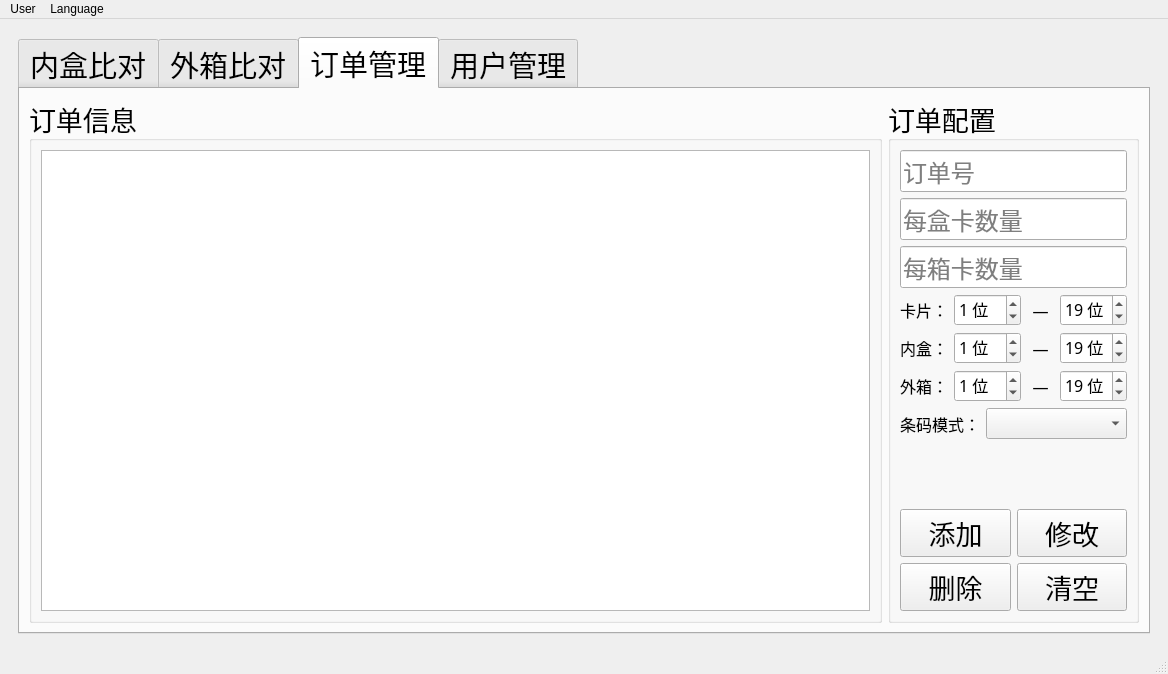
The window that res/ui/main_window.ui (zelviner/BarcodeCompare) describes before a commit, drawn with Qt 5.
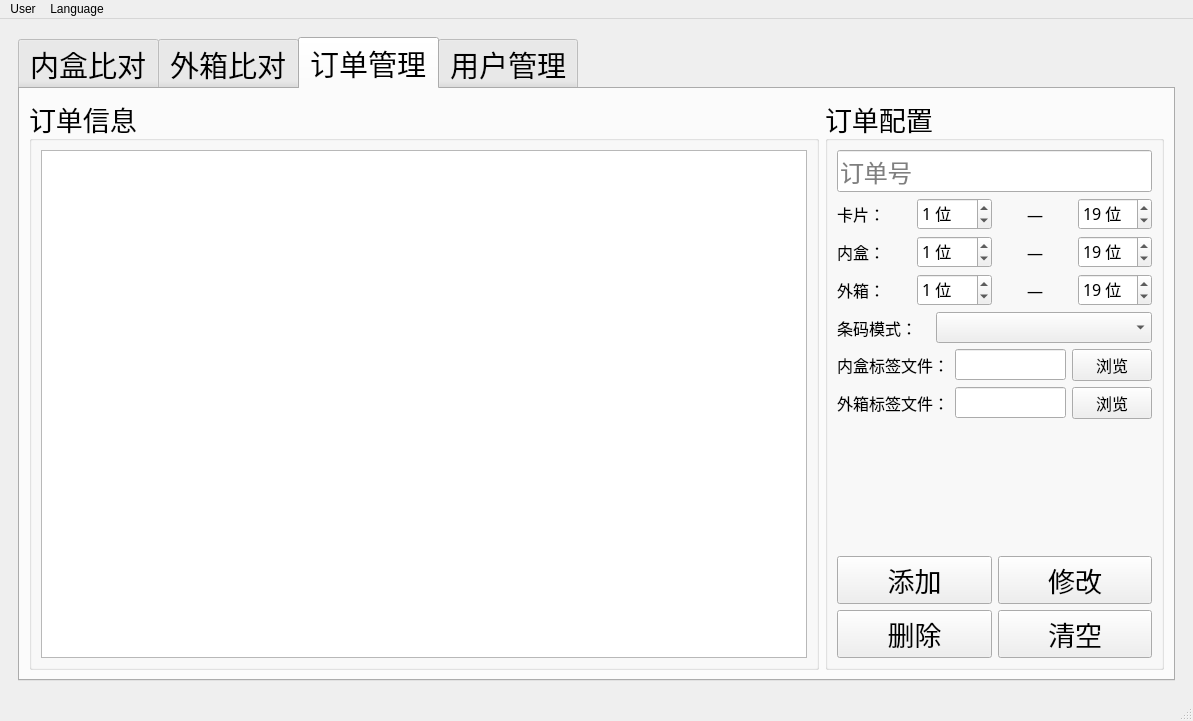
The same window after the commit. The open tabs and pages were chosen to show the change.

Diff of the .ui file:
```diff
--- a/res/ui/main_window.ui
+++ b/res/ui/main_window.ui
@@ -6,8 +6,8 @@
    <rect>
     <x>0</x>
     <y>0</y>
-    <width>1168</width>
-    <height>674</height>
+    <width>1193</width>
+    <height>721</height>
    </rect>
   </property>
   <property name="windowTitle">
@@ -17,7 +17,7 @@
    <layout class="QHBoxLayout" name="horizontalLayout_2">
     <item>
      <widget class="QWidget" name="widget" native="true">
-      <layout class="QHBoxLayout" name="horizontalLayout">
+      <layout class="QVBoxLayout" name="verticalLayout_8">
        <item>
         <widget class="QTabWidget" name="tabWidget">
          <property name="font">
@@ -778,7 +778,9 @@
           <attribute name="title">
            <string>订单管理</string>
           </attribute>
-          <layout class="QHBoxLayout" name="horizontalLayout_3" stretch="3,0">
+          <layout class="QHBoxLayout" name="horizontalLayout_30">
+           <item>
+            <layout class="QHBoxLayout" name="horizontalLayout" stretch="7,3">
            <item>
             <widget class="QGroupBox" name="groupBox_5">
              <property name="font">
@@ -822,38 +824,6 @@
                 </property>
                </widget>
               </item>
-              <item>
-               <widget class="QLineEdit" name="box_count_line">
-                <property name="font">
-                 <font>
-                  <family>微软雅黑</family>
-                  <pointsize>18</pointsize>
-                 </font>
-                </property>
-                <property name="text">
-                 <string/>
-                </property>
-                <property name="placeholderText">
-                 <string>每盒卡数量</string>
-                </property>
-               </widget>
-              </item>
-              <item>
-               <widget class="QLineEdit" name="carton_count_line">
-                <property name="font">
-                 <font>
-                  <family>微软雅黑</family>
-                  <pointsize>18</pointsize>
-                 </font>
-                </property>
-                <property name="text">
-                 <string/>
-                </property>
-                <property name="placeholderText">
-                 <string>每箱卡数量</string>
-                </property>
-               </widget>
-              </item>
               <item>
                <layout class="QHBoxLayout" name="horizontalLayout_11">
                 <item>
@@ -1088,6 +1058,86 @@
                 </item>
                </layout>
               </item>
+                <item>
+                 <layout class="QHBoxLayout" name="horizontalLayout_27" stretch="4,4,1">
+                  <item>
+                   <widget class="QLabel" name="label_14">
+                    <property name="font">
+                     <font>
+                      <family>微软雅黑</family>
+                      <pointsize>12</pointsize>
+                     </font>
+                    </property>
+                    <property name="text">
+                     <string>内盒标签文件：</string>
+                    </property>
+                   </widget>
+                  </item>
+                  <item>
+                   <widget class="QLineEdit" name="box_file_path_line">
+                    <property name="font">
+                     <font>
+                      <family>微软雅黑</family>
+                      <pointsize>12</pointsize>
+                     </font>
+                    </property>
+                   </widget>
+                  </item>
+                  <item>
+                   <widget class="QPushButton" name="select_box_file_ptn">
+                    <property name="font">
+                     <font>
+                      <family>微软雅黑</family>
+                      <pointsize>12</pointsize>
+                     </font>
+                    </property>
+                    <property name="text">
+                     <string>浏览</string>
+                    </property>
+                   </widget>
+                  </item>
+                 </layout>
+                </item>
+                <item>
+                 <layout class="QHBoxLayout" name="horizontalLayout_3">
+                  <item>
+                   <widget class="QLabel" name="label_22">
+                    <property name="font">
+                     <font>
+                      <family>微软雅黑</family>
+                      <pointsize>12</pointsize>
+                     </font>
+                    </property>
+                    <property name="text">
+                     <string>外箱标签文件：</string>
+                    </property>
+                   </widget>
+                  </item>
+                  <item>
+                   <widget class="QLineEdit" name="carton_file_path_line">
+                    <property name="font">
+                     <font>
+                      <family>微软雅黑</family>
+                      <pointsize>12</pointsize>
+                     </font>
+                    </property>
+                   </widget>
+                  </item>
+                  <item>
+                   <widget class="QPushButton" name="select_carton_file_ptn">
+                    <property name="font">
+                     <font>
+                      <family>微软雅黑</family>
+                      <pointsize>12</pointsize>
+                     </font>
+                    </property>
+                    <property name="text">
+                     <string>浏览</string>
+                    </property>
+                   </widget>
+                  </item>
+                 </layout>
+                </item>
               <item>
                <spacer name="verticalSpacer">
                 <property name="orientation">
@@ -1137,6 +1187,8 @@
             </widget>
            </item>
           </layout>
+           </item>
+          </layout>
          </widget>
          <widget class="QWidget" name="user_tab">
           <attribute name="title">
@@ -1278,7 +1330,7 @@
     <rect>
      <x>0</x>
      <y>0</y>
-     <width>1168</width>
+     <width>1193</width>
      <height>22</height>
     </rect>
    </property>
```
Left out of the diff: 83 changed lines with no effect on the pictures. Lines whose indentation alone changed are shown as unchanged.
